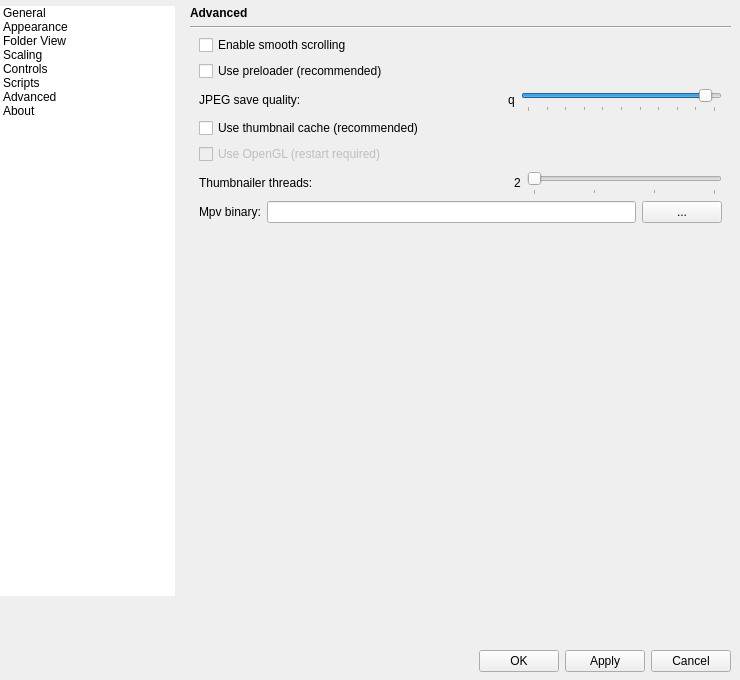
Old version of the form qimgv/gui/dialogs/settingsdialog.ui in the repository do-i/thumbgrid.
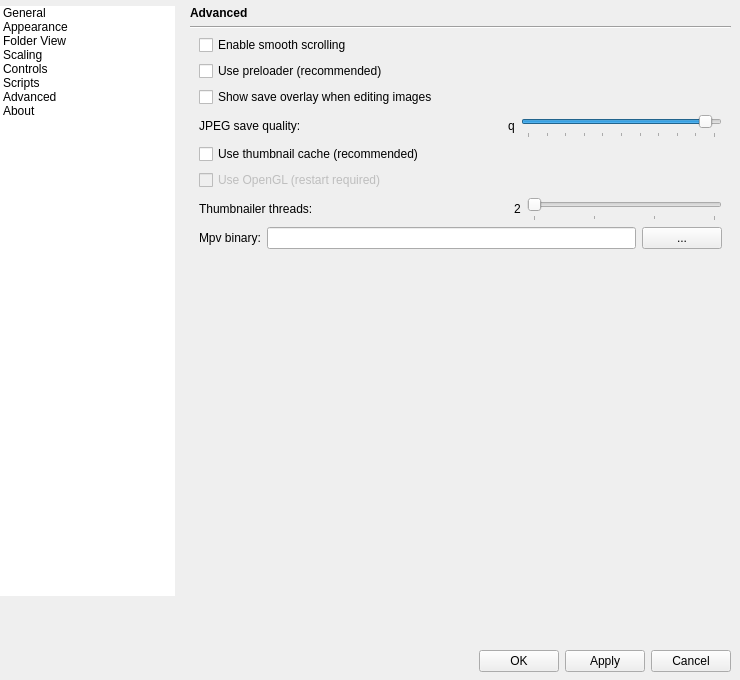
New version of the form. The open tabs and pages were chosen to show the change. Custom widgets are drawn as their Qt base class.

Commit message: checkbox to turn off save overlay; add discardEdits action (ctrl+z) #243

Diff of the .ui file:
```diff
--- a/qimgv/gui/dialogs/settingsdialog.ui
+++ b/qimgv/gui/dialogs/settingsdialog.ui
@@ -256,7 +256,7 @@
           <enum>QFrame::NoFrame</enum>
          </property>
          <property name="currentIndex">
-          <number>2</number>
+          <number>6</number>
          </property>
          <widget class="QWidget" name="General">
           <layout class="QVBoxLayout" name="verticalLayout_4">
@@ -3282,17 +3282,23 @@
                  <property name="bottomMargin">
                   <number>0</number>
                  </property>
-                 <item row="4" column="0">
-                  <widget class="QCheckBox" name="useOpenGLCheckBox">
-                   <property name="enabled">
-                    <bool>false</bool>
+                 <item row="0" column="0">
+                  <widget class="QCheckBox" name="enableSmoothScrollCheckBox">
+                   <property name="sizePolicy">
+                    <sizepolicy hsizetype="MinimumExpanding" vsizetype="Minimum">
+                     <horstretch>0</horstretch>
+                     <verstretch>0</verstretch>
+                    </sizepolicy>
+                   </property>
+                   <property name="toolTip">
+                    <string>Turn this off if you are using a touchpad with libinput driver.</string>
                    </property>
                    <property name="text">
-                    <string>Use OpenGL (restart required)</string>
+                    <string>Enable smooth scrolling</string>
                    </property>
                   </widget>
                  </item>
-                 <item row="6" column="0">
+                 <item row="7" column="0">
                   <layout class="QHBoxLayout" name="horizontalLayout_7">
                    <item>
                     <widget class="QLabel" name="mpvLabel">
@@ -3365,8 +3371,18 @@
                    </item>
                   </layout>
                  </item>
-                 <item row="0" column="0">
-                  <widget class="QCheckBox" name="enableSmoothScrollCheckBox">
+                 <item row="5" column="0">
+                  <widget class="QCheckBox" name="useOpenGLCheckBox">
+                   <property name="enabled">
+                    <bool>false</bool>
+                   </property>
+                   <property name="text">
+                    <string>Use OpenGL (restart required)</string>
+                   </property>
+                  </widget>
+                 </item>
+                 <item row="1" column="0">
+                  <widget class="QCheckBox" name="usePreloaderCheckBox">
                    <property name="sizePolicy">
                     <sizepolicy hsizetype="MinimumExpanding" vsizetype="Minimum">
                      <horstretch>0</horstretch>
@@ -3374,14 +3390,98 @@
                     </sizepolicy>
                    </property>
                    <property name="toolTip">
-                    <string>Turn this off if you are using a touchpad with libinput driver.</string>
+                    <string>Preload the next/previous image. Results in a much faster image switching (at the expense of wasting more RAM).</string>
                    </property>
                    <property name="text">
-                    <string>Enable smooth scrolling</string>
+                    <string>Use preloader (recommended)</string>
                    </property>
                   </widget>
                  </item>
-                 <item row="2" column="0">
+                 <item row="4" column="0">
+                  <widget class="QCheckBox" name="useThumbnailCacheCheckBox">
+                   <property name="sizePolicy">
+                    <sizepolicy hsizetype="MinimumExpanding" vsizetype="Minimum">
+                     <horstretch>0</horstretch>
+                     <verstretch>0</verstretch>
+                    </sizepolicy>
+                   </property>
+                   <property name="toolTip">
+                    <string/>
+                   </property>
+                   <property name="text">
+                    <string>Use thumbnail cache (recommended)</string>
+                   </property>
+                  </widget>
+                 </item>
+                 <item row="6" column="0">
+                  <layout class="QHBoxLayout" name="horizontalLayout">
+                   <property name="leftMargin">
+                    <number>0</number>
+                   </property>
+                   <property name="topMargin">
+                    <number>0</number>
+                   </property>
+                   <property name="rightMargin">
+                    <number>0</number>
+                   </property>
+                   <property name="bottomMargin">
+                    <number>0</number>
+                   </property>
+                   <item>
+                    <widget class="QLabel" name="label_17">
+                     <property name="text">
+                      <string>Thumbnailer threads:</string>
+                     </property>
+                    </widget>
+                   </item>
+                   <item>
+                    <spacer name="horizontalSpacer_9">
+                     <property name="orientation">
+                      <enum>Qt::Horizontal</enum>
+                     </property>
+                     <property name="sizeHint" stdset="0">
+                      <size>
+                       <width>40</width>
+                       <height>20</height>
+                      </size>
+                     </property>
+                    </spacer>
+                   </item>
+                   <item>
+                    <widget class="QLabel" name="thumbnailerThreadsLabel">
+                     <property name="text">
+                      <string>2</string>
+                     </property>
+                    </widget>
+                   </item>
+                   <item>
+                    <widget class="QSlider" name="thumbnailerThreadsSlider">
+                     <property name="minimumSize">
+                      <size>
+                       <width>180</width>
+                       <height>25</height>
+                      </size>
+                     </property>
+                     <property name="minimum">
+                      <number>1</number>
+                     </property>
+                     <property name="maximum">
+                      <number>4</number>
+                     </property>
+                     <property name="pageStep">
+                      <number>1</number>
+                     </property>
+                     <property name="orientation">
+                      <enum>Qt::Horizontal</enum>
+                     </property>
+                     <property name="tickPosition">
+                      <enum>QSlider::TicksBelow</enum>
+                     </property>
+                    </widget>
+                   </item>
+                  </layout>
+                 </item>
+                 <item row="3" column="0">
                   <layout class="QHBoxLayout" name="horizontalLayout_10">
                    <property name="leftMargin">
                     <number>0</number>
@@ -3449,103 +3549,10 @@
                    </item>
                   </layout>
                  </item>
-                 <item row="5" column="0">
-                  <layout class="QHBoxLayout" name="horizontalLayout">
-                   <property name="leftMargin">
-                    <number>0</number>
-                   </property>
-                   <property name="topMargin">
-                    <number>0</number>
-                   </property>
-                   <property name="rightMargin">
-                    <number>0</number>
-                   </property>
-                   <property name="bottomMargin">
-                    <number>0</number>
-                   </property>
-                   <item>
-                    <widget class="QLabel" name="label_17">
-                     <property name="text">
-                      <string>Thumbnailer threads:</string>
-                     </property>
-                    </widget>
-                   </item>
-                   <item>
-                    <spacer name="horizontalSpacer_9">
-                     <property name="orientation">
-                      <enum>Qt::Horizontal</enum>
-                     </property>
-                     <property name="sizeHint" stdset="0">
-                      <size>
-                       <width>40</width>
-                       <height>20</height>
-                      </size>
-                     </property>
-                    </spacer>
-                   </item>
-                   <item>
-                    <widget class="QLabel" name="thumbnailerThreadsLabel">
-                     <property name="text">
-                      <string>2</string>
-                     </property>
-                    </widget>
-                   </item>
-                   <item>
-                    <widget class="QSlider" name="thumbnailerThreadsSlider">
-                     <property name="minimumSize">
-                      <size>
-                       <width>180</width>
-                       <height>25</height>
-                      </size>
-                     </property>
-                     <property name="minimum">
-                      <number>1</number>
-                     </property>
-                     <property name="maximum">
-                      <number>4</number>
-                     </property>
-                     <property name="pageStep">
-                      <number>1</number>
-                     </property>
-                     <property name="orientation">
-                      <enum>Qt::Horizontal</enum>
-                     </property>
-                     <property name="tickPosition">
-                      <enum>QSlider::TicksBelow</enum>
-                     </property>
-                    </widget>
-                   </item>
-                  </layout>
-                 </item>
-                 <item row="1" column="0">
-                  <widget class="QCheckBox" name="usePreloaderCheckBox">
-                   <property name="sizePolicy">
-                    <sizepolicy hsizetype="MinimumExpanding" vsizetype="Minimum">
-                     <horstretch>0</horstretch>
-                     <verstretch>0</verstretch>
-                    </sizepolicy>
-                   </property>
-                   <property name="toolTip">
-                    <string>Preload the next/previous image. Results in a much faster image switching (at the expense of wasting more RAM).</string>
-                   </property>
+                 <item row="2" column="0">
+                  <widget class="QCheckBox" name="saveOverlayCheckBox">
                    <property name="text">
-                    <string>Use preloader (recommended)</string>
-                   </property>
-                  </widget>
-                 </item>
-                 <item row="3" column="0">
-                  <widget class="QCheckBox" name="useThumbnailCacheCheckBox">
-                   <property name="sizePolicy">
-                    <sizepolicy hsizetype="MinimumExpanding" vsizetype="Minimum">
-                     <horstretch>0</horstretch>
-                     <verstretch>0</verstretch>
-                    </sizepolicy>
-                   </property>
-                   <property name="toolTip">
-                    <string/>
-                   </property>
-                   <property name="text">
-                    <string>Use thumbnail cache (recommended)</string>
+                    <string>Show save overlay when editing images</string>
                    </property>
                   </widget>
                  </item>
```
The commit also changes 9 other files.
